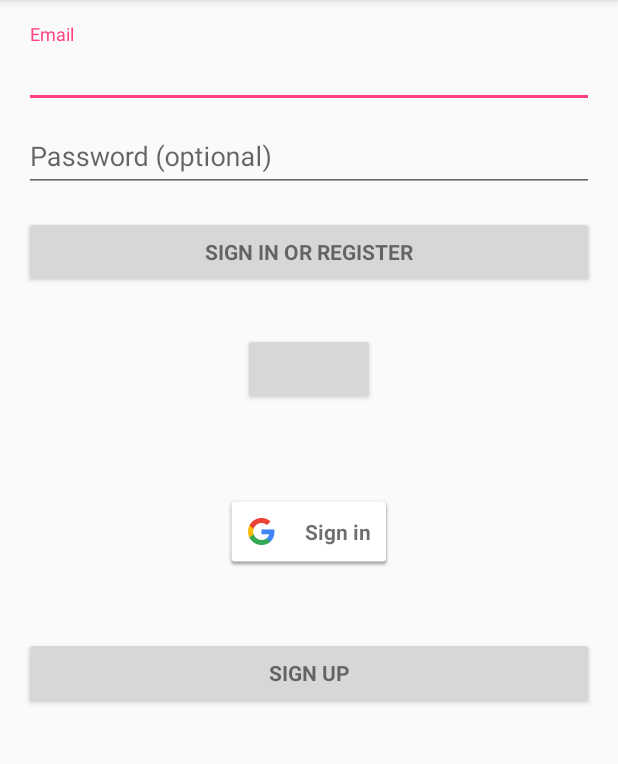
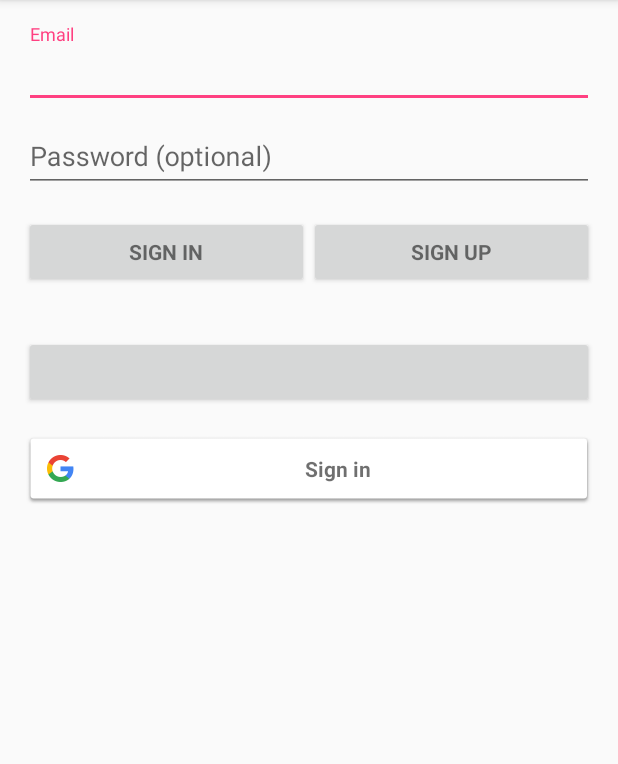
Before and after one commit to ChenlongZ/FollowUp, an Android app: the screen it shows after launch (LoginActivity), on a phone screen of 412 x 824 dp, the part 84-848 px from its top. Run offline under Robolectric (Android 15) with nearby library versions, the phone set to English and light mode, and no system bars; our stand-ins replace Firebase (no records; nobody signed in at launch, a user with empty details on screens opened directly); libraries missing offline, so code that uses them is left out: com.facebook, com.facebook.login; plain views replace LoginButton; 5 statements that could not run were skipped.

Commit message:
sign up button

```diff
--- a/app/src/main/java/com/followitupapp/followitup/login/LoginActivity.java
+++ b/app/src/main/java/com/followitupapp/followitup/login/LoginActivity.java
@@ -1,7 +1,5 @@
 package com.followitupapp.followitup.login;
 
-import android.animation.Animator;
-import android.animation.AnimatorListenerAdapter;
 import android.annotation.TargetApi;
 import android.app.LoaderManager.LoaderCallbacks;
 import android.content.CursorLoader;
@@ -10,14 +8,12 @@ import android.content.Loader;
 import android.content.pm.PackageManager;
 import android.database.Cursor;
 import android.net.Uri;
-import android.os.AsyncTask;
 import android.os.Build;
 import android.os.Bundle;
 import android.provider.ContactsContract;
 import android.support.annotation.NonNull;
 import android.support.design.widget.Snackbar;
 import android.support.v7.app.AppCompatActivity;
-import android.text.TextUtils;
 import android.util.Log;
 import android.view.KeyEvent;
 import android.view.View;
@@ -32,7 +28,6 @@ import android.widget.Toast;
 
 import java.util.ArrayList;
 import java.util.List;
-import java.util.concurrent.Executor;
 
 import com.facebook.CallbackManager;
 import com.facebook.FacebookCallback;
@@ -43,17 +38,14 @@ import com.followitupapp.followitup.R;
 import com.followitupapp.followitup.activities.MainActivity;
 import com.google.android.gms.auth.api.Auth;
 import com.google.android.gms.auth.api.signin.GoogleSignInAccount;
-import com.google.android.gms.auth.api.signin.GoogleSignInApi;
 import com.google.android.gms.auth.api.signin.GoogleSignInOptions;
 import com.google.android.gms.auth.api.signin.GoogleSignInResult;
-import com.google.android.gms.auth.api.signin.SignInAccount;
 import com.google.android.gms.common.ConnectionResult;
 import com.google.android.gms.common.SignInButton;
 import com.google.android.gms.common.api.GoogleApiClient;
 import com.google.android.gms.tasks.OnCompleteListener;
 import com.google.android.gms.tasks.Task;
 import com.google.firebase.auth.AuthCredential;
-import com.google.firebase.auth.AuthResult;
 import com.google.firebase.auth.FacebookAuthProvider;
 import com.google.firebase.auth.FirebaseAuth;
 import com.google.firebase.auth.FirebaseUser;
@@ -135,7 +127,7 @@ public class LoginActivity extends AppCompatActivity implements LoaderCallbacks<
         });
 
         // FB login
-        fbLogin = (LoginButton) findViewById(R.id.login_button);
+        fbLogin = (LoginButton) findViewById(R.id.fb_login_button);
         callbackManager = CallbackManager.Factory.create();
         fbLogin.registerCallback(callbackManager, new FacebookCallback<LoginResult>() {
             @Override
@@ -172,7 +164,7 @@ public class LoginActivity extends AppCompatActivity implements LoaderCallbacks<
                 })
                 .addApi(Auth.GOOGLE_SIGN_IN_API, googleSignInOptions)
                 .build();
-        gLogin = (SignInButton) findViewById(R.id.sign_in_button);
+        gLogin = (SignInButton) findViewById(R.id.google_login_button);
         gLogin.setSize(SignInButton.SIZE_STANDARD);
         gLogin.setOnClickListener(new OnClickListener() {
             @Override
--- /dev/null
+++ b/app/src/main/java/com/followitupapp/followitup/login/SignUpFragment.java
@@ -0,0 +1,10 @@
+package com.followitupapp.followitup.login;
+
+import android.app.Fragment;
+
+/**
+ * Created by zic on 8/2/17.
+ */
+
+public class SignUpFragment extends Fragment {
+}
--- a/app/src/main/res/layout/activity_login.xml
+++ b/app/src/main/res/layout/activity_login.xml
@@ -8,7 +8,7 @@
     android:paddingLeft="@dimen/activity_horizontal_margin"
     android:paddingRight="@dimen/activity_horizontal_margin"
     android:paddingTop="@dimen/activity_vertical_margin"
-    tools:context="followup.followupapp.com.followup.activities.LoginActivity">
+    tools:context="com.followitupapp.followitup.login.LoginActivity">
 
     <!-- Login progress -->
     <ProgressBar
@@ -63,40 +63,47 @@
 
             </android.support.design.widget.TextInputLayout>
 
-            <Button
-                android:id="@+id/email_sign_in_button"
-                style="?android:textAppearanceSmall"
+            <LinearLayout
                 android:layout_width="match_parent"
                 android:layout_height="wrap_content"
+                android:orientation="horizontal"
                 android:layout_marginTop="16dp"
-                android:text="@string/action_sign_in"
-                android:textStyle="bold" />
+                android:layout_marginBottom="16dp">
+
+                <Button
+                    android:id="@+id/email_sign_in_button"
+                    style="?android:textAppearanceSmall"
+                    android:layout_width="0dp"
+                    android:layout_height="wrap_content"
+                    android:layout_weight="1"
+                    android:text="@string/action_sign_in"
+                    android:textStyle="bold" />
+
+                <Button
+                    android:id="@+id/email_sign_up_button"
+                    style="?android:textAppearanceSmall"
+                    android:layout_width="0dp"
+                    android:layout_height="wrap_content"
+                    android:layout_weight="1"
+                    android:text="@string/action_sign_up"
+                    android:textStyle="bold" />
+
+            </LinearLayout>
 
 
             <com.facebook.login.widget.LoginButton
-                android:id="@+id/login_button"
-                android:layout_width="wrap_content"
+                android:id="@+id/fb_login_button"
+                android:layout_width="match_parent"
                 android:layout_height="wrap_content"
                 android:layout_gravity="center_horizontal"
-                android:layout_marginTop="30dp"
-                android:layout_marginBottom="30dp" />
+                android:layout_marginTop="16dp" />
 
             <com.google.android.gms.common.SignInButton
-                android:id="@+id/sign_in_button"
-                android:layout_width="wrap_content"
+                android:id="@+id/google_login_button"
+                android:layout_width="match_parent"
                 android:layout_height="wrap_content"
                 android:layout_gravity="center_horizontal"
-                android:layout_marginTop="30dp"
-                android:layout_marginBottom="30dp"/>
-
-            <Button
-                android:id="@+id/sign_up_button"
-                style="?android:textAppearanceSmall"
-                android:layout_width="match_parent"
-                android:layout_height="wrap_content"
-                android:layout_marginTop="16dp"
-                android:text="@string/action_sign_up"
-                android:textStyle="bold" />
+                android:layout_marginTop="16dp" />
 
         </LinearLayout>
     </ScrollView>
--- a/app/src/main/res/values/strings.xml
+++ b/app/src/main/res/values/strings.xml
@@ -4,9 +4,9 @@
     <!-- Strings related to login -->
     <string name="prompt_email">Email</string>
     <string name="prompt_password">Password (optional)</string>
-    <string name="action_sign_in">Sign in or register</string>
+    <string name="action_sign_in">Sign in</string>
+    <string name="action_sign_up">Sign Up</string>
     <string name="action_sign_in_short">Sign in</string>
-    <string name="action_sign_up">Sign Up</string>
     <string name="error_invalid_email">This email address is invalid</string>
     <string name="error_invalid_password">This password is too short</string>
     <string name="error_incorrect_password">This password is incorrect</string>
```
